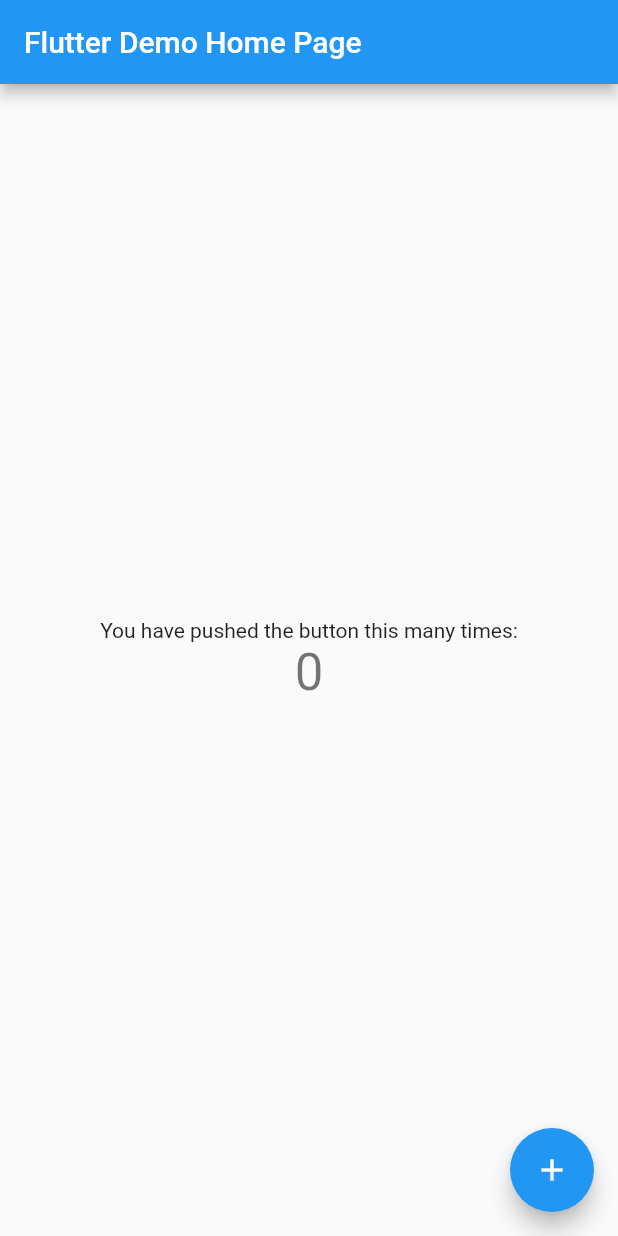
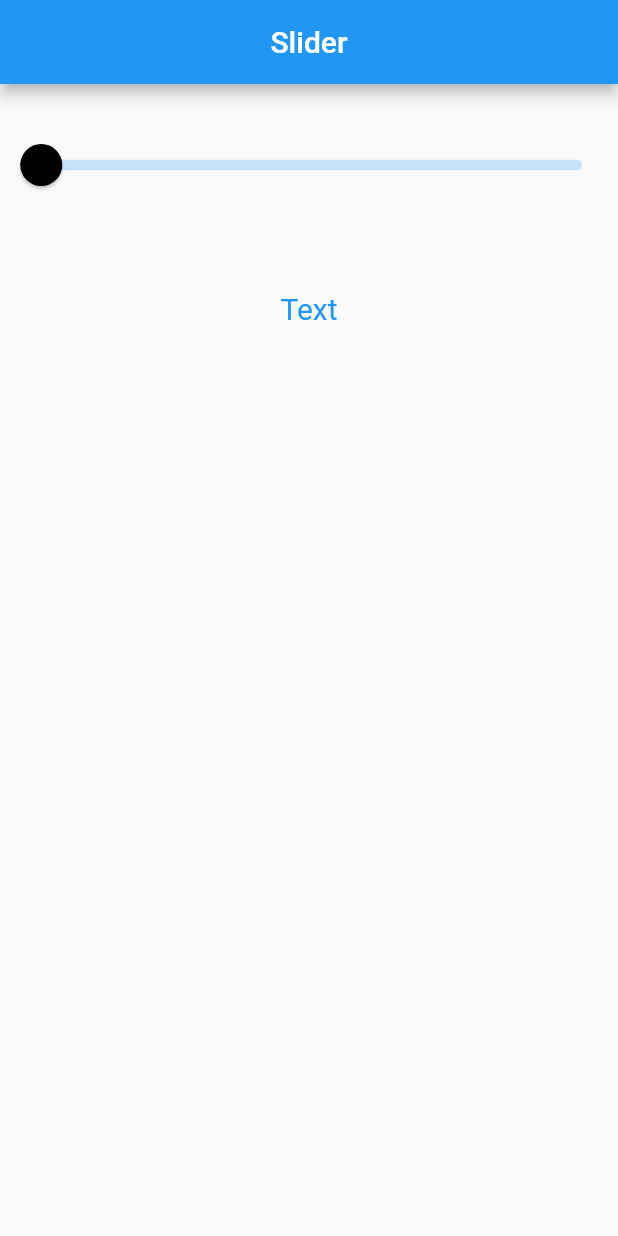
Before and after one commit to nehmajmudar/design-clones, a Flutter app: the screen it shows after launch, on a phone screen of 412 x 824 dp. Run offline on Flutter 3.47's test engine with Material 2 defaults, Android fonts, the phone set to English and light mode, and no system bars.

Commit message:
Slider widget demo.

```diff
--- a/lib/main.dart
+++ b/lib/main.dart
@@ -1,3 +1,4 @@
+import 'package:design_clones/screens/home_screen.dart';
 import 'package:flutter/material.dart';
 
 void main() {
@@ -24,92 +25,7 @@ class MyApp extends StatelessWidget {
         // is not restarted.
         primarySwatch: Colors.blue,
       ),
-      home: const MyHomePage(title: 'Flutter Demo Home Page'),
+      home: HomeScreen(),
     );
   }
 }
-
-class MyHomePage extends StatefulWidget {
-  const MyHomePage({Key? key, required this.title}) : super(key: key);
-
-  // This widget is the home page of your application. It is stateful, meaning
-  // that it has a State object (defined below) that contains fields that affect
-  // how it looks.
-
-  // This class is the configuration for the state. It holds the values (in this
-  // case the title) provided by the parent (in this case the App widget) and
-  // used by the build method of the State. Fields in a Widget subclass are
-  // always marked "final".
-
-  final String title;
-
-  @override
-  State<MyHomePage> createState() => _MyHomePageState();
-}
-
-class _MyHomePageState extends State<MyHomePage> {
-  int _counter = 0;
-
-  void _incrementCounter() {
-    setState(() {
-      // This call to setState tells the Flutter framework that something has
-      // changed in this State, which causes it to rerun the build method below
-      // so that the display can reflect the updated values. If we changed
-      // _counter without calling setState(), then the build method would not be
-      // called again, and so nothing would appear to happen.
-      _counter++;
-    });
-  }
-
-  @override
-  Widget build(BuildContext context) {
-    // This method is rerun every time setState is called, for instance as done
-    // by the _incrementCounter method above.
-    //
-    // The Flutter framework has been optimized to make rerunning build methods
-    // fast, so that you can just rebuild anything that needs updating rather
-    // than having to individually change instances of widgets.
-    return Scaffold(
-      appBar: AppBar(
-        // Here we take the value from the MyHomePage object that was created by
-        // the App.build method, and use it to set our appbar title.
-        title: Text(widget.title),
-      ),
-      body: Center(
-        // Center is a layout widget. It takes a single child and positions it
-        // in the middle of the parent.
-        child: Column(
-          // Column is also a layout widget. It takes a list of children and
-          // arranges them vertically. By default, it sizes itself to fit its
-          // children horizontally, and tries to be as tall as its parent.
-          //
-          // Invoke "debug painting" (press "p" in the console, choose the
-          // "Toggle Debug Paint" action from the Flutter Inspector in Android
-          // Studio, or the "Toggle Debug Paint" command in Visual Studio Code)
-          // to see the wireframe for each widget.
-          //
-          // Column has various properties to control how it sizes itself and
-          // how it positions its children. Here we use mainAxisAlignment to
-          // center the children vertically; the main axis here is the vertical
-          // axis because Columns are vertical (the cross axis would be
-          // horizontal).
-          mainAxisAlignment: MainAxisAlignment.center,
-          children: <Widget>[
-            const Text(
-              'You have pushed the button this many times:',
-            ),
-            Text(
-              '$_counter',
-              style: Theme.of(context).textTheme.headline4,
-            ),
-          ],
-        ),
-      ),
-      floatingActionButton: FloatingActionButton(
-        onPressed: _incrementCounter,
-        tooltip: 'Increment',
-        child: const Icon(Icons.add),
-      ), // This trailing comma makes auto-formatting nicer for build methods.
-    );
-  }
-}
--- /dev/null
+++ b/lib/screens/home_screen.dart
@@ -0,0 +1,58 @@
+import 'package:flutter/material.dart';
+
+class HomeScreen extends StatefulWidget {
+  const HomeScreen({Key? key}) : super(key: key);
+
+  @override
+  _HomeScreenState createState() => _HomeScreenState();
+}
+
+class _HomeScreenState extends State<HomeScreen> {
+  double textSize=20;
+  @override
+  Widget build(BuildContext context) {
+    return Scaffold(
+      appBar: AppBar(
+        backgroundColor: Colors.blue,
+        title: Text("Slider"),
+        centerTitle: true,
+      ),
+      body: Center(
+        child: Column(
+          children: [
+            Container(
+              margin: EdgeInsets.only(top: 30,bottom: 60),
+              child: SliderTheme(
+                data: SliderTheme.of(context).copyWith(
+                  trackHeight: 7,
+                  trackShape: RoundedRectSliderTrackShape(),
+                  activeTrackColor: Colors.blue,
+                  inactiveTickMarkColor: Colors.grey,
+                  thumbColor: Colors.black,
+                  overlayColor: Colors.red,
+                  thumbShape: RoundSliderThumbShape(
+                    enabledThumbRadius: 14.0,
+                    pressedElevation: 8.0,
+                  ),
+                ),
+                child: Slider(
+                    value: textSize,
+                    label: double.parse((textSize).toStringAsFixed(2)).toString(),
+                    divisions: 100,
+                    min: 20,
+                    max: 100,
+                    onChanged: (double size){
+                      setState(() {
+                        textSize=size;
+                      });
+                    }
+                ),
+              )
+            ),
+            Text("Text",style: TextStyle(fontSize: textSize,color: Colors.blue),)
+          ],
+        ),
+      ),
+    );
+  }
+}
```
Also changed, not shown: 1 other file.
